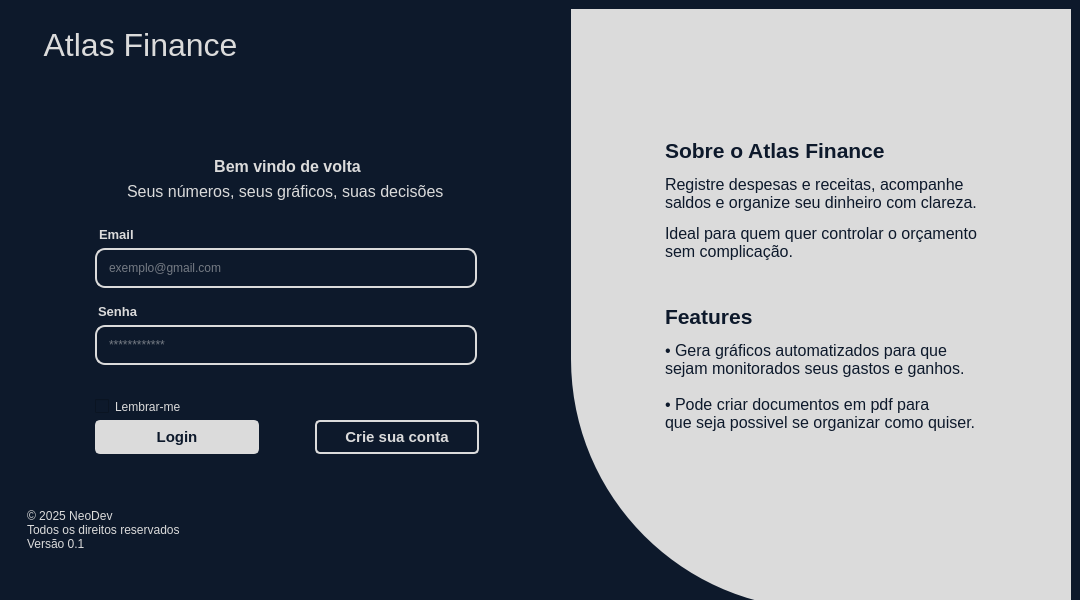
Qt form ui/LoginWindow.ui (kawlu/Atlas-Finance) before a commit.
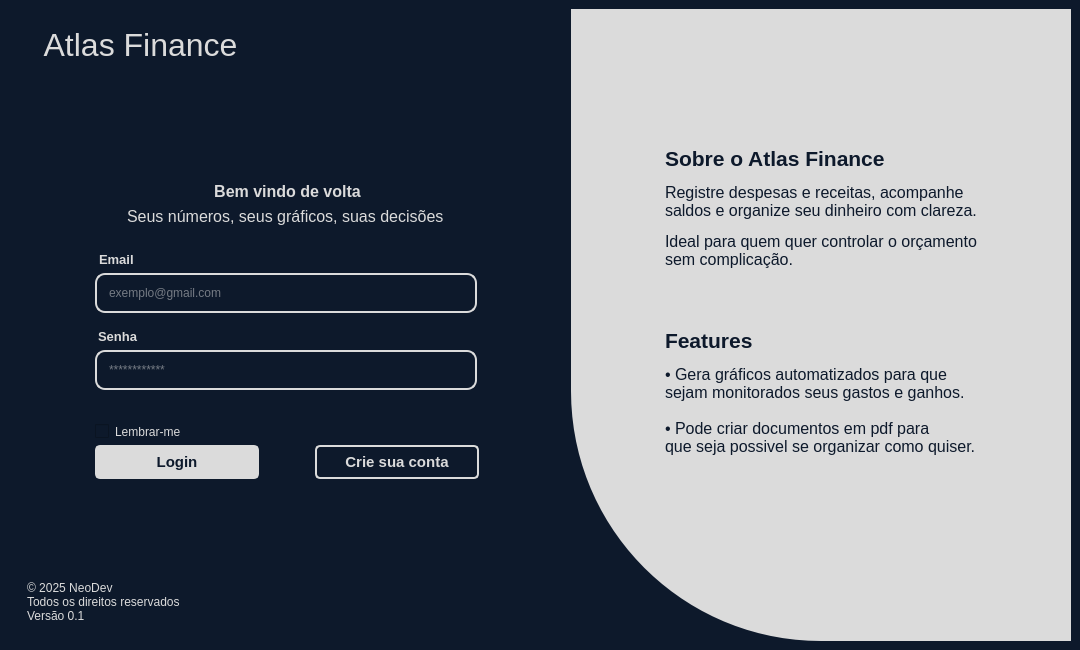
The same form after that commit. Icons and pictures are not drawn.

Commit message: tamanho tela login ajustada

What changed in the file:
```diff
--- a/ui/LoginWindow.ui
+++ b/ui/LoginWindow.ui
@@ -7,19 +7,19 @@
     <x>0</x>
     <y>0</y>
     <width>1080</width>
-    <height>600</height>
+    <height>650</height>
    </rect>
   </property>
   <property name="minimumSize">
    <size>
     <width>1080</width>
-    <height>600</height>
+    <height>650</height>
    </size>
   </property>
   <property name="maximumSize">
    <size>
     <width>1080</width>
-    <height>618</height>
+    <height>650</height>
    </size>
   </property>
   <property name="windowTitle">
@@ -352,7 +352,7 @@
             </layout>
            </widget>
           </item>
-          <item>
+          <item alignment="Qt::AlignBottom">
            <widget class="QLabel" name="lbl_copyright">
             <property name="text">
              <string>&lt;html&gt;&lt;head/&gt;&lt;body&gt;&lt;p&gt;&lt;span style=&quot; color:#dbdbdb;&quot;&gt;© 2025 NeoDev&lt;br/&gt;Todos os direitos reservados&lt;br/&gt;Versão 0.1&lt;/span&gt;&lt;/p&gt;&lt;/body&gt;&lt;/html&gt;</string>
```
